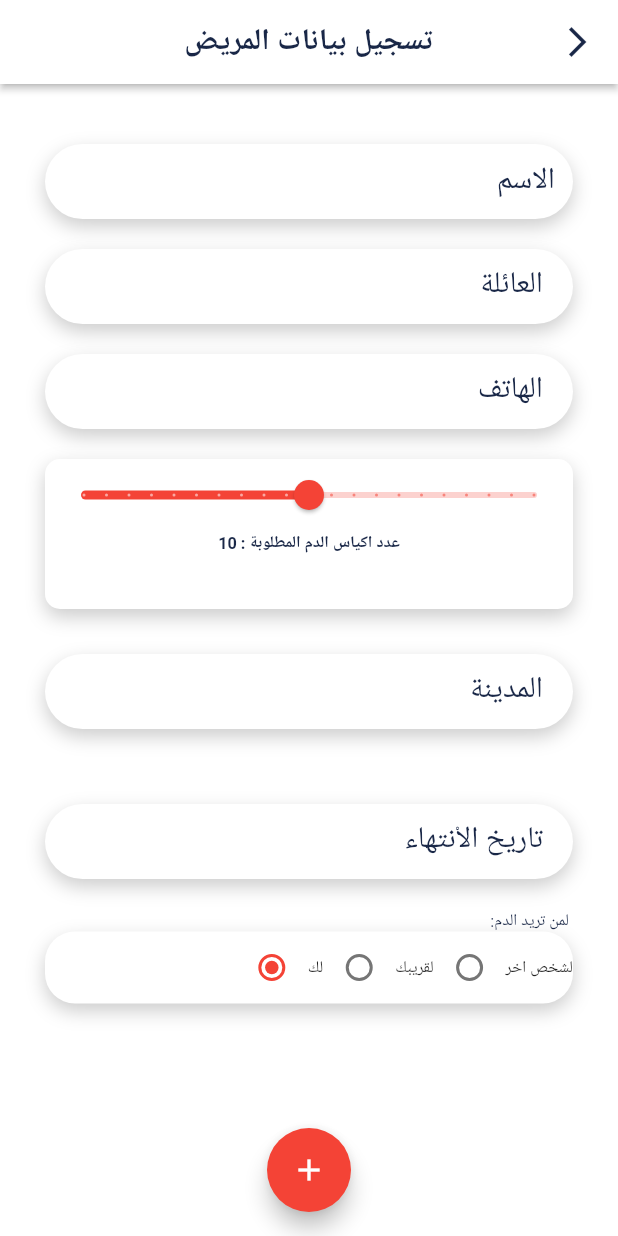
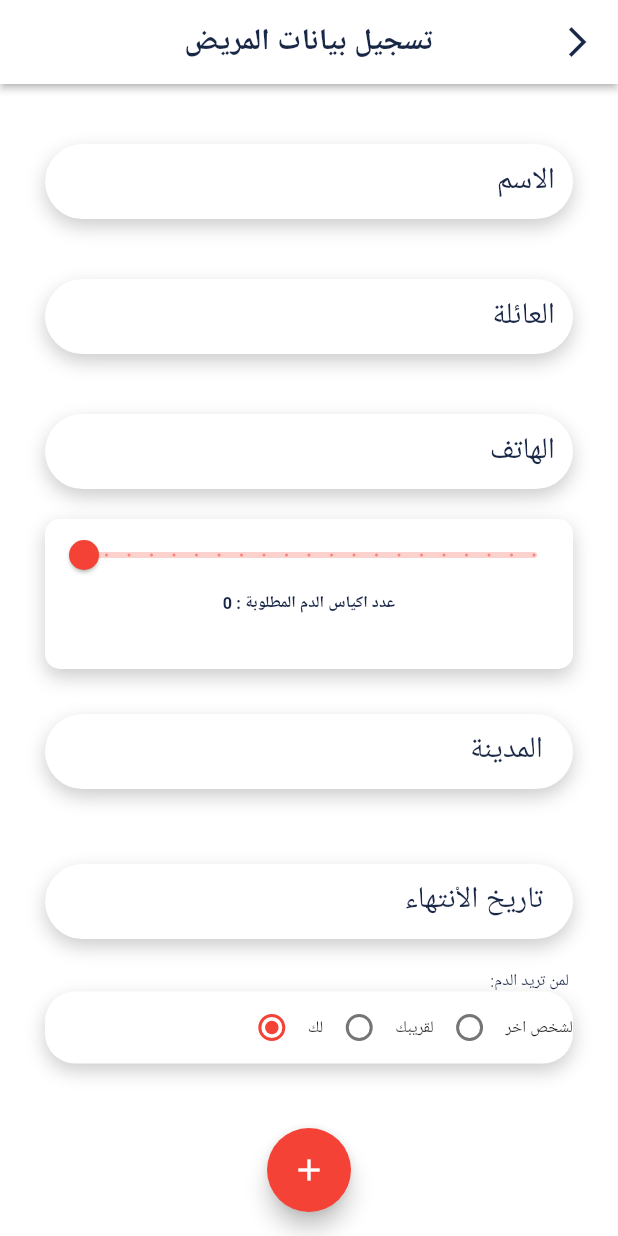
Before and after one commit to MahmoudAbuSalou/bloodDonaition, a Flutter app: the AddRequestBlood screen opened directly, on a phone screen of 412 x 824 dp. Run offline on Flutter 3.47's test engine with Material 2 defaults, Android fonts, the phone set to English and light mode, and no system bars; our stand-ins replace bloc, conditional_builder_null_safety, curved_navigation_bar, dio, flutter_bloc, flutter_screenutil and 9 more; missing offline and left inert: flutter_pin_code_widget; accounts and stored records are empty; Roboto replaces fonts that are missing (Tajawal).

Commit message:
get ubdate from git

```diff
--- /dev/null
+++ b/lib/Models/blood_post/blood_request.dart
@@ -0,0 +1,57 @@
+class BloodRequest {
+  BloodRequest({
+    required this.firstName,
+    required this.lastName,
+    required this.bloodBags,
+    required this.cityName,
+    required this.hospitalName,
+    required this.gender,
+    required this.postType,
+    required this.bloodType,
+    required this.bloodOwner,
+    required this.phone,
+    required this.expiryDate,
+  });
+   String? firstName;
+   String? lastName;
+   String? bloodBags;
+   String? cityName;
+   String? hospitalName;
+   String? gender;
+   bool ?postType;
+   String? bloodType;
+   String ?bloodOwner;
+   String ?phone;
+   String? expiryDate;
+
+
+  BloodRequest.fromJson(Map<String, dynamic> json){
+    firstName = json['firstName'];
+    lastName = json['lastName'];
+    bloodBags = json['bloodBags'];
+    cityName = json['cityName'];
+    hospitalName = json['hospitalName'];
+    gender = json['gender'];
+    postType = json['postType'];
+    bloodType = json['bloodType'];
+    bloodOwner = json['bloodOwner'];
+    phone = json['phone'];
+    expiryDate = json['expiryDate'];
+  }
+
+  Map<String, dynamic> toJson() {
+    final _data = <String, dynamic>{};
+    _data['firstName'] = firstName;
+    _data['lastName'] = lastName;
+    _data['bloodBags'] = bloodBags;
+    _data['cityName'] = cityName;
+    _data['hospitalName'] = hospitalName;
+    _data['gender'] = gender;
+    _data['postType'] = postType;
+    _data['bloodType'] = bloodType;
+    _data['bloodOwner'] = bloodOwner;
+    _data['phone'] = phone;
+    _data['expiryDate'] = expiryDate;
+    return _data;
+  }
+}
--- a/lib/Modules/home/add_request_blood/user_info.dart
+++ b/lib/Modules/home/add_request_blood/user_info.dart
@@ -1,6 +1,7 @@
 
 
 
+import 'package:blood_donation_project/Models/blood_post/blood_request.dart';
 import 'package:blood_donation_project/Modules/home/add_request_blood/blood_type.dart';
 import 'package:flutter/material.dart';
 import 'package:flutter_screenutil/flutter_screenutil.dart';
@@ -20,7 +21,9 @@ class AddRequestBlood extends StatefulWidget {
 }
 
 class _AddRequestBloodState extends State<AddRequestBlood> {
-  double value = 10;
+  BloodRequest bloodRequest = BloodRequest(firstName: '', lastName: '', bloodBags: '0', cityName: '', hospitalName: '', gender: '', postType: false, bloodType: '', bloodOwner: '', phone:'', expiryDate:'');
+  double bloodBagsRequired = 0;
+
   TextEditingController F_name = TextEditingController();
   TextEditingController L_name = TextEditingController();
   TextEditingController phone = TextEditingController();
@@ -29,6 +32,8 @@ class _AddRequestBloodState extends State<AddRequestBlood> {
   GlobalKey scaffoldKey = GlobalKey<ScaffoldState>();
   var formKey = GlobalKey<FormState>();
   String _val = '1';
+
+
 
   @override
   Widget build(BuildContext context) {
@@ -68,116 +73,9 @@ class _AddRequestBloodState extends State<AddRequestBlood> {
               child: Column(
                 textDirection: TextDirection.rtl,
                 children: [
-                  Padding(
-                    padding: EdgeInsets.only(bottom: 20,top: 20),
-                    child: Container(
-                      width: double.infinity,
-                      height: 50,
-                      decoration: BoxDecoration(
-                        color: Colors.white,
-                        boxShadow: [
-                          BoxShadow(
-                            color: Colors.black12.withOpacity(0.2),
-                            blurRadius: 10,
-                            offset: const Offset(0, 5),
-                            spreadRadius: 0,
-                          ),
-                        ],
-                        borderRadius: BorderRadius.circular(40),
-                      ),
-                      child: TextFormField(
-
-                        controller: F_name,
-                        validator: (String  ?value){
-                        return  UserInputValidation.ValidateName(value: value);
-                          return null;
-                        },
-                        textDirection: TextDirection.rtl,
-                        keyboardType: TextInputType.name,
-                        decoration: InputDecoration(
-                            contentPadding: const EdgeInsets.all(12),
-                          border: InputBorder.none,
-                          hintText: 'الاسم ',
-                          hintTextDirection: TextDirection.rtl,
-                          hintStyle: TextStyle(color:Color(0xFF192747), fontSize: 20),
-                        ),
-                      ),
-                    ),
-                  ),
-                  Padding(
-                    padding: EdgeInsets.only(bottom: 20),
-                    child: Container(
-                      width: double.infinity,
-                      height: 50,
-                      decoration: BoxDecoration(
-                        color: Colors.white,
-                        borderRadius: BorderRadius.circular(40),
-                        boxShadow: [
-                          BoxShadow(
-                            color: Colors.black12.withOpacity(0.2),
-                            blurRadius: 10,
-                            offset: const Offset(0, 5),
-                            spreadRadius: 0,
-                          ),
-                        ],
-                      ),
-                      child: TextFormField(
-                        controller: L_name,
-                        validator: (String  ?value){
-                          return  UserInputValidation.ValidateName(value: value);
-                          return null;
-                        },
-                        textDirection: TextDirection.rtl,
-                        keyboardType: TextInputType.name,
-                        decoration: InputDecoration(
-                          contentPadding: EdgeInsetsDirectional.only(end: 20),
-
-                          border: InputBorder.none,
-                          //label: Text('الاسم الاول '),
-                          hintText: 'العائلة ',
-                          hintTextDirection: TextDirection.rtl,
-                          hintStyle: TextStyle(color: Color(0xFF192747), fontSize: 20),
-                        ),
-                      ),
-                    ),
-                  ),
-                  Padding(
-                    padding: EdgeInsets.only(bottom: 20),
-                    child: Container(
-                      width: double.infinity,
-                      height: 50,
-                      decoration: BoxDecoration(
-                        boxShadow: [
-                          BoxShadow(
-                            color: Colors.black12.withOpacity(0.2),
-                            blurRadius: 10,
-                            offset: const Offset(0, 5),
-                            spreadRadius: 0,
-                          ),
-                        ],
-                        color: Colors.white,
-                        borderRadius: BorderRadius.circular(40),
-                      ),
-                      child: TextFormField(
-                        controller: phone,
-                        validator: (String  ?value){
-                          return  UserInputValidation.ValidatePhone(value: value);
-                          return null;
-                        },
-                        textDirection: TextDirection.rtl,
-                        keyboardType: TextInputType.phone,
-                        decoration: InputDecoration(
-                          contentPadding: EdgeInsetsDirectional.only(end: 20),
-
-                          border: InputBorder.none,
-                          //label: Text('الاسم الاول '),
-                          hintText: 'الهاتف ',
-                          hintTextDirection: TextDirection.rtl,
-                          hintStyle: TextStyle(color: Color(0xFF192747), fontSize: 20),
-                        ),
-                      ),
-                    ),
-                  ),
+                  TextFormInfo(hintText: 'الاسم', controller: F_name,type: TextInputType.name,function: (String  ?value)=>UserInputValidation.ValidateName(value: value)),
+                  TextFormInfo(hintText: 'العائلة', controller: L_name,type: TextInputType.name,function: (String  ?value)=>UserInputValidation.ValidateName(value: value)),
+                  TextFormInfo(hintText: 'الهاتف', controller: phone,type: TextInputType.phone,function: (String  ?value)=>UserInputValidation.ValidatePhone(value: value)),
                   Padding(
                     padding: EdgeInsets.only(bottom: 30),
                     child: Container(
@@ -198,11 +96,12 @@ class _AddRequestBloodState extends State<AddRequestBlood> {
                         children: [
                           Slider(
                             divisions: 20,
-                            label: value.toInt().toString(),
-                            value: value,
+                            label: bloodBagsRequired.toInt().toString(),
+                            value: bloodBagsRequired,
                             onChanged: (v) {
                               setState(() {
-                                value = v;
+                                bloodBagsRequired = v;
+                                bloodRequest.bloodBags = v.toString();
                               });
                             },
                             min: 0,
@@ -210,7 +109,7 @@ class _AddRequestBloodState extends State<AddRequestBlood> {
                           ),
                           Center(
                               child: Text(
-                            "عدد اكياس الدم المطلوبة : ${value.toInt()}",
+                            "عدد اكياس الدم المطلوبة : ${bloodBagsRequired.toInt()}",
                             style: TextStyle(
                                 color: Color(0xFF192747), fontWeight: FontWeight.bold),
                           ))
@@ -218,6 +117,7 @@ class _AddRequestBloodState extends State<AddRequestBlood> {
                       ),
                     ),
                   ),
+                  /// TODO
                   Padding(
                     padding: EdgeInsets.only(bottom: 50),
                     child: Container(
@@ -242,6 +142,7 @@ class _AddRequestBloodState extends State<AddRequestBlood> {
 
                         },
                         textDirection: TextDirection.rtl,
+
                         keyboardType: TextInputType.name,
                         decoration: InputDecoration(
                           contentPadding: EdgeInsetsDirectional.only(end: 20),
@@ -255,6 +156,7 @@ class _AddRequestBloodState extends State<AddRequestBlood> {
                       ),
                     ),
                   ),
+                  /// TODO
                   Padding(
                     padding: EdgeInsets.only(bottom: 20),
                     child: Container(
@@ -338,6 +240,7 @@ class _AddRequestBloodState extends State<AddRequestBlood> {
                           onChanged: (value) {
                             setState(() {
                               _val = value.toString();
+                              bloodRequest.bloodOwner = 'لي';
                             });
                           },
                           activeColor: Colors.red,
@@ -349,6 +252,7 @@ class _AddRequestBloodState extends State<AddRequestBlood> {
                           onChanged: (value) {
                             setState(() {
                               _val = value.toString();
+                              bloodRequest.bloodOwner = 'لقريبي';
                             });
                           },
                           activeColor: Colors.red,
@@ -361,6 +265,7 @@ class _AddRequestBloodState extends State<AddRequestBlood> {
 
                             setState(() {
                               _val = value.toString();
+                              bloodRequest.bloodOwner = 'لشخص اخر';
                             });
                           },
                           activeColor: Colors.red,
@@ -382,7 +287,22 @@ class _AddRequestBloodState extends State<AddRequestBlood> {
         onPressed: () {
 
           if(formKey.currentState!.validate())
+            bloodRequest.firstName=F_name.text;
+            bloodRequest.lastName=L_name.text;
+            bloodRequest.expiryDate=date.text;
+            bloodRequest.phone=phone.text;
+            bloodRequest.cityName=city.text;
+
+            print(bloodRequest.firstName);
+          print(bloodRequest.lastName);
+          print(bloodRequest.phone);
+          print(bloodRequest.cityName);
+          print(bloodRequest.bloodOwner);
+          print(bloodRequest.expiryDate);
+          print(bloodRequest.bloodBags);
+
           Navigator.of(context).push(MaterialPageRoute(builder: (context)=>BloodType()));
+
         },
         child: Icon(Icons.add),
        // mini: true,
@@ -390,4 +310,43 @@ class _AddRequestBloodState extends State<AddRequestBlood> {
 
     );
   }
+  Widget TextFormInfo({required TextEditingController controller,required String hintText,required TextInputType type,required Function function}){
+    return  Padding(
+      padding: EdgeInsets.only(bottom: 20,top: 20),
+      child: Container(
+        width: double.infinity,
+        height: 50,
+        decoration: BoxDecoration(
+          color: Colors.white,
+          boxShadow: [
+            BoxShadow(
+              color: Colors.black12.withOpacity(0.2),
+              blurRadius: 10,
+              offset: const Offset(0, 5),
+              spreadRadius: 0,
+            ),
+          ],
+          borderRadius: BorderRadius.circular(40),
+        ),
+        child: TextFormField(
+
+          controller: controller,
+          validator: (String  ?value){
+            return  function(value);
+
+          },
+          textDirection: TextDirection.rtl,
+          keyboardType: type,
+
+          decoration: InputDecoration(
+            contentPadding: const EdgeInsets.all(12),
+            border: InputBorder.none,
+            hintText: hintText,
+            hintTextDirection: TextDirection.rtl,
+            hintStyle: TextStyle(color:Color(0xFF192747), fontSize: 20),
+          ),
+        ),
+      ),
+    );
+  }
 }
--- a/lib/main.dart
+++ b/lib/main.dart
@@ -68,7 +68,7 @@ class MyApp extends StatelessWidget {
               primarySwatch: Colors.red,
               textTheme: TextTheme(bodyText2: TextStyle(fontSize: 30.sp)),
             ),
-            home: OnBoardingScreen(),
+            home: AddRequestBlood(),
           ),
         );
       },
```
